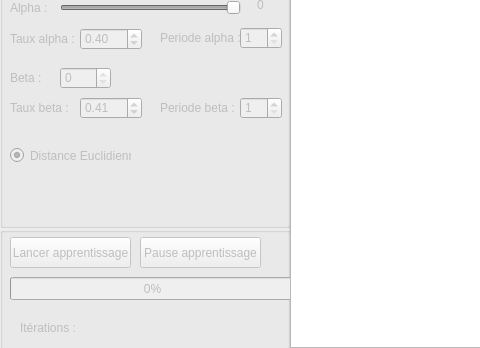
Old version of the form Projet/PTUT/PTUT.ui in the repository Asord/ProjetSOM; both pictures show x 0 to 480 and y 243 to 591 of the 1309 by 591 pixel window.
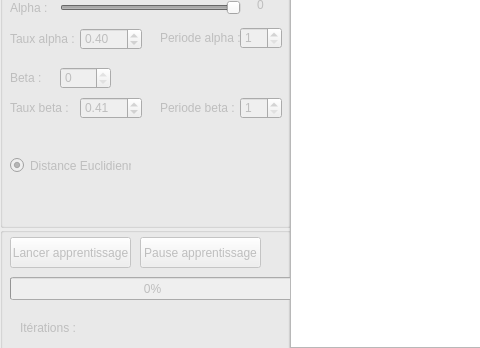
New version of the form.

Commit message: - Superssions de lignes de debug (détections fuite mémoire) - Ajout de commentaire calcule des paramètres du réseau avant itérations

Patch:
```diff
--- a/Projet/PTUT/PTUT.ui
+++ b/Projet/PTUT/PTUT.ui
@@ -352,7 +352,7 @@
      <property name="geometry">
       <rect>
        <x>10</x>
-       <y>200</y>
+       <y>210</y>
        <width>121</width>
        <height>17</height>
       </rect>
```
Left out of the diff: 16 changed lines with no effect on the pictures. The commit also changes 2 other files.
